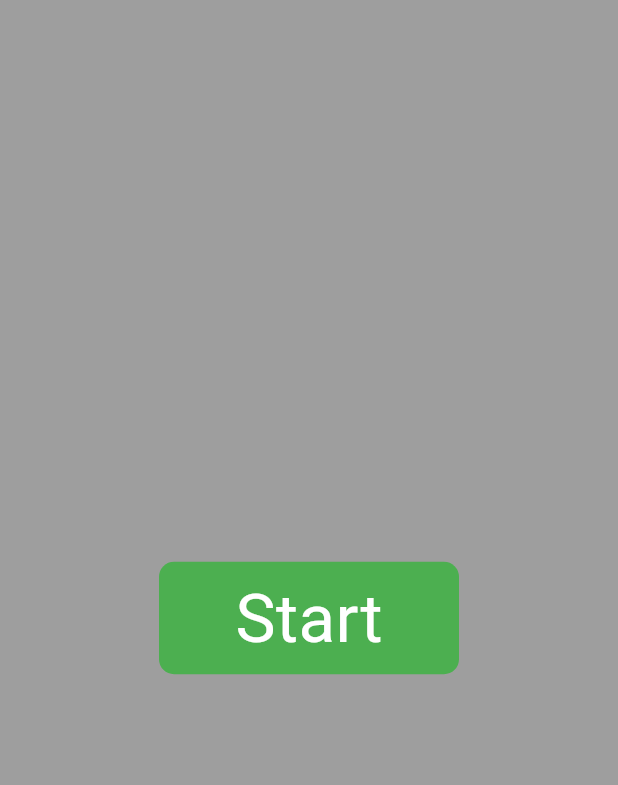
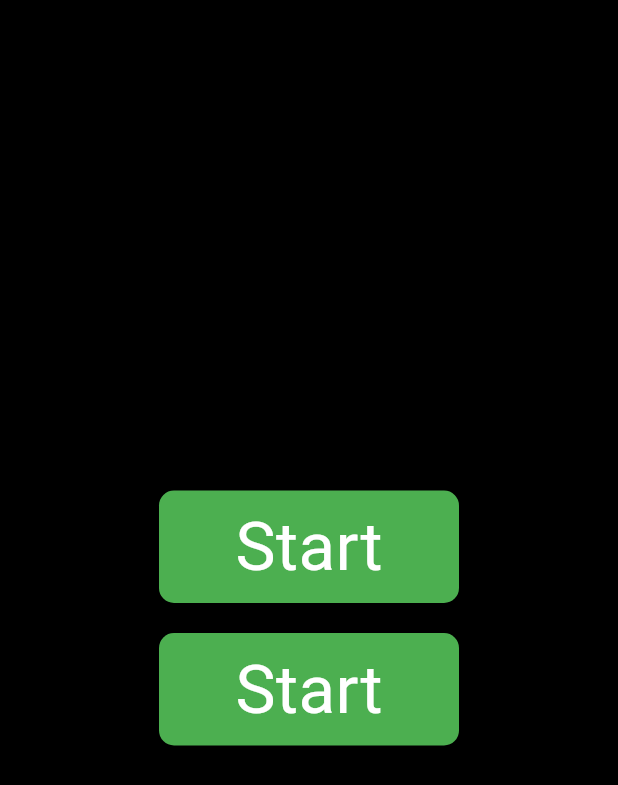
Before and after one commit to shuvoprosadsarnakar/annike_game, a Flutter app: the screen it shows after launch, on a phone screen of 412 x 824 dp. Shown: the top 785 px of the screen. Run offline on Flutter 3.47's test engine with Material 3 defaults, Android fonts, the phone set to English and light mode, and no system bars; our stand-ins replace flutter_screenutil; missing offline and left inert: flame, flame_audio.

Commit message:
Add keyboard controls and update UI configuration
- Initialize flutter_screenutil and add Start button to Home page
- Implement keyboard inputs (Space, WASD, Arrows) for Flappy Bird and Snake
- Refactor Snake game UI using Stack and FocusNode for input handling
- Adjust Flappy Bird pipe generation parameters and reset logic
- Enforce 1:1 aspect ratio in Game page

```diff
--- a/lib/main.dart
+++ b/lib/main.dart
@@ -1,6 +1,7 @@
 import 'package:annike_game/screen/home_page.dart';
 import 'package:flame/flame.dart';
 import 'package:flutter/material.dart';
+import 'package:flutter_screenutil/flutter_screenutil.dart';
 
 Future<void> main() async {
   WidgetsFlutterBinding.ensureInitialized();
@@ -14,12 +15,22 @@ class MyApp extends StatelessWidget {
 
   @override
   Widget build(BuildContext context) {
-    return MaterialApp(
-      title: 'Flutter Demo',
-      theme: ThemeData(
-        colorScheme: ColorScheme.fromSeed(seedColor: Colors.deepPurple),
-      ),
-      home: const MyHomePage(),
+    return ScreenUtilInit(
+      designSize: const Size(1280, 720),
+      minTextAdapt: true,
+      splitScreenMode: false,
+      builder: (_, child) {
+        return MaterialApp(
+          debugShowCheckedModeBanner: false,
+          title: 'Game',
+          theme: ThemeData(
+            colorScheme: ColorScheme.fromSeed(seedColor: Colors.lightGreen),
+            textTheme: Typography.englishLike2018.apply(fontSizeFactor: 1.sp),
+          ),
+          home: child,
+        );
+      },
+      child: const MyHomePage(),
     );
   }
 }
--- a/lib/screen/home_page.dart
+++ b/lib/screen/home_page.dart
@@ -12,11 +12,38 @@ class _MyHomePageState extends State<MyHomePage> {
   @override
   Widget build(BuildContext context) {
     return Scaffold(
-      backgroundColor: Colors.black38,
+      backgroundColor: Colors.black,
       body: Center(
         child: Column(
           mainAxisAlignment: MainAxisAlignment.center,
           children: <Widget>[
+            InkWell(
+              onTap: () {
+                Navigator.push(
+                  context,
+                  MaterialPageRoute<void>(
+                    builder: (context) => const GamePage(),
+                  ),
+                );
+              },
+              child: Container(
+                height: 75,
+                width: 200,
+                decoration: BoxDecoration(
+                  color: Colors.green,
+                  borderRadius: BorderRadius.circular(10),
+                ),
+                child: Center(
+                  child: Text(
+                    "Start",
+                    style: TextStyle(color: Colors.white, fontSize: 45),
+                  ),
+                ),
+              ),
+            ),
+
+            const SizedBox(height: 20),
+
             InkWell(
               onTap: () {
                 Navigator.push(
--- a/pubspec.yaml
+++ b/pubspec.yaml
@@ -17,6 +17,7 @@ dependencies:
   flame: ^1.33.0
   flame_forge2d: ^0.19.2+1
   flame_audio: ^2.11.11
+  flutter_screenutil: ^5.9.3
 
 dev_dependencies:
   flutter_test:
```
Also changed, not shown: lib/screen/flappybird/flappybird_game.dart (+47 -21 lines), lib/screen/game_page.dart (+5 -2 lines), lib/screen/snake/snake_game.dart (+102 -19 lines), pubspec.lock.
